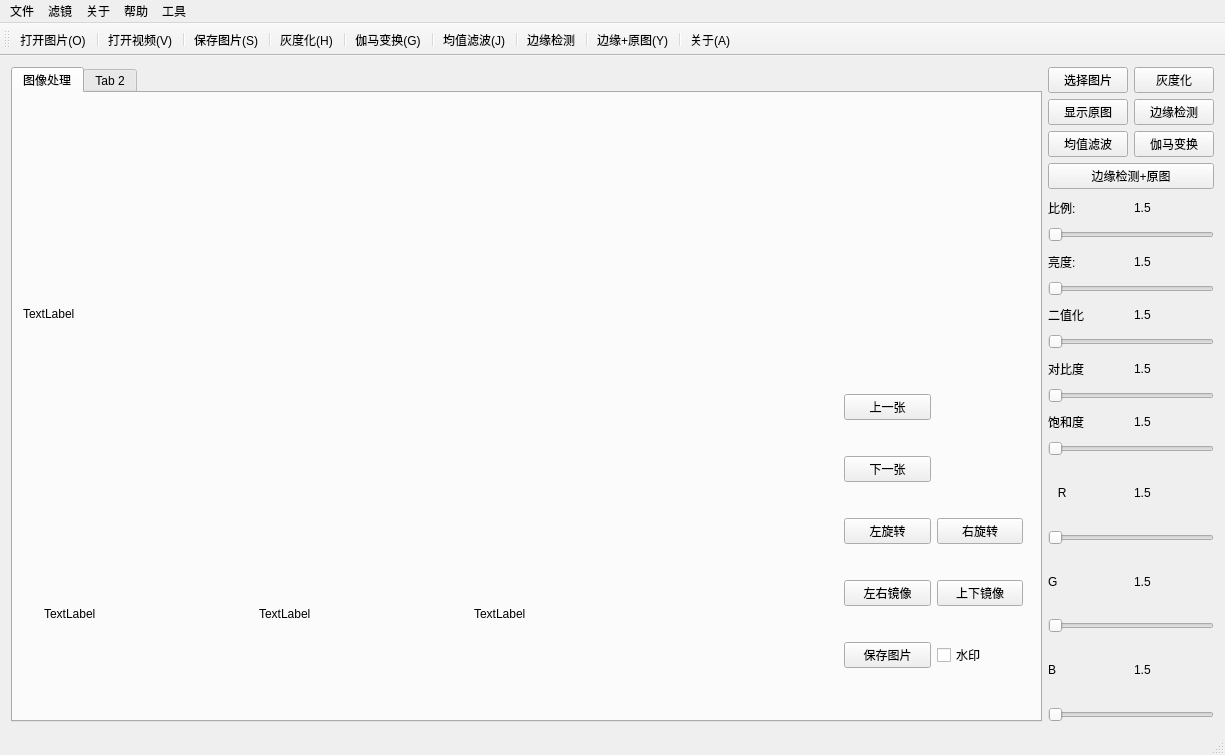
Mrsherlock1996/Qt5DigitalImageProcessing, file Qt5DigitalImageProcessing/Qt5DigitalImageProcessing.ui: the form before one commit.
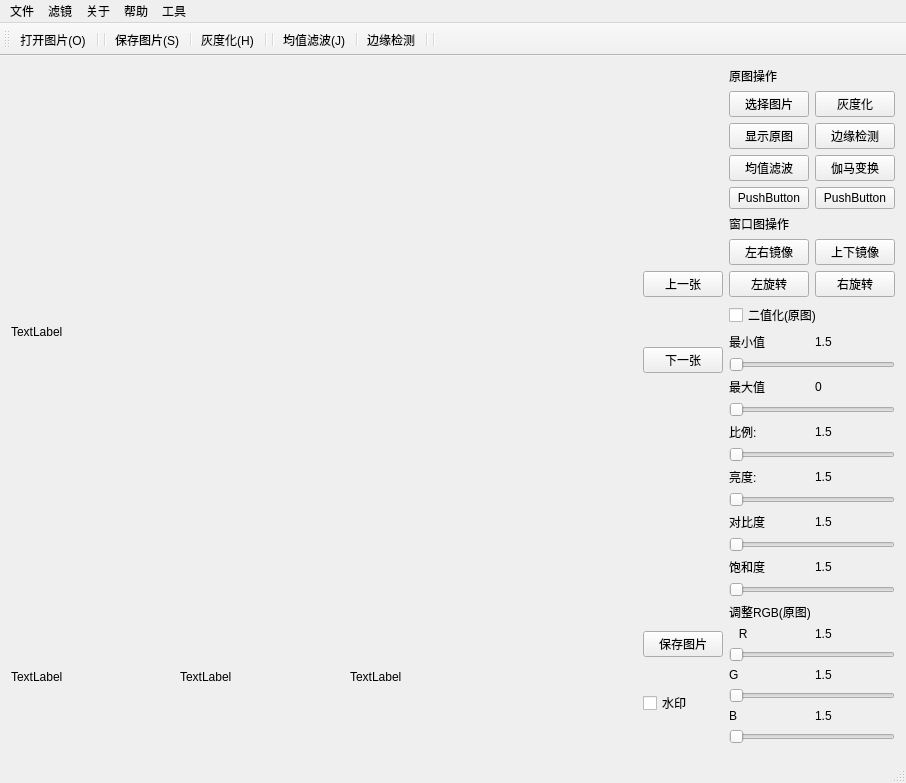
The form after the commit. Icons and pictures are not drawn.

Commit message: 已完成读取,保存上下张,左右旋转.镜像,水印,灰度化,边缘检测,均值滤波,二值化,亮度对比度,其中亮度对比度需要调整, 下一步:RGB值修改,饱和度

```diff
--- a/Qt5DigitalImageProcessing/Qt5DigitalImageProcessing.ui
+++ b/Qt5DigitalImageProcessing/Qt5DigitalImageProcessing.ui
@@ -6,8 +6,8 @@
    <rect>
     <x>0</x>
     <y>0</y>
-    <width>1225</width>
-    <height>755</height>
+    <width>906</width>
+    <height>705</height>
    </rect>
   </property>
   <property name="windowTitle">
@@ -15,370 +15,409 @@
   </property>
   <widget class="QWidget" name="centralWidget">
    <layout class="QGridLayout" name="gridLayout_5">
-    <item row="0" column="0" rowspan="3">
-     <widget class="QTabWidget" name="tabWidget">
-      <property name="currentIndex">
-       <number>0</number>
+    <item row="9" column="11">
+     <widget class="QPushButton" name="pushButtonNextImg">
+      <property name="text">
+       <string>下一张</string>
       </property>
-      <property name="usesScrollButtons">
-       <bool>true</bool>
-      </property>
-      <widget class="QWidget" name="TabImgProcess">
-       <attribute name="title">
-        <string>图像处理</string>
-       </attribute>
-       <widget class="QLabel" name="labelShow">
-        <property name="geometry">
-         <rect>
-          <x>10</x>
-          <y>10</y>
-          <width>731</width>
-          <height>421</height>
-         </rect>
-        </property>
-        <property name="toolTipDuration">
-         <number>0</number>
-        </property>
-        <property name="text">
-         <string>TextLabel</string>
-        </property>
-       </widget>
-       <widget class="QWidget" name="gridLayoutWidget_4">
-        <property name="geometry">
-         <rect>
-          <x>820</x>
-          <y>260</y>
-          <width>201</width>
-          <height>361</height>
-         </rect>
-        </property>
-        <layout class="QGridLayout" name="gridLayout_4">
-         <item row="5" column="1">
-          <widget class="QCheckBox" name="checkBoxWaterMark">
-           <property name="text">
-            <string>水印</string>
-           </property>
-          </widget>
-         </item>
-         <item row="2" column="0">
-          <widget class="QPushButton" name="pushButtonNextImg">
-           <property name="text">
-            <string>下一张</string>
-           </property>
-          </widget>
-         </item>
-         <item row="3" column="1">
-          <widget class="QPushButton" name="pushButtonTurnRight">
-           <property name="text">
-            <string>右旋转</string>
-           </property>
-          </widget>
-         </item>
-         <item row="4" column="1">
-          <widget class="QPushButton" name="pushButtonMirrorVertical">
-           <property name="text">
-            <string>上下镜像</string>
-           </property>
-          </widget>
-         </item>
-         <item row="5" column="0">
-          <widget class="QPushButton" name="pushButtonSaveImg">
-           <property name="text">
-            <string>保存图片</string>
-           </property>
-          </widget>
-         </item>
-         <item row="4" column="0">
-          <widget class="QPushButton" name="pushButtonMirrorHorizontal">
-           <property name="text">
-            <string>左右镜像</string>
-           </property>
-          </widget>
-         </item>
-         <item row="3" column="0">
-          <widget class="QPushButton" name="pushButtonTurnLeft">
-           <property name="text">
-            <string>左旋转</string>
-           </property>
-          </widget>
-         </item>
-         <item row="1" column="0">
-          <widget class="QPushButton" name="pushButtonPreImg">
-           <property name="text">
-            <string>上一张</string>
-           </property>
-          </widget>
-         </item>
-        </layout>
-       </widget>
-       <widget class="QWidget" name="horizontalLayoutWidget">
-        <property name="geometry">
-         <rect>
-          <x>20</x>
-          <y>440</y>
-          <width>661</width>
-          <height>161</height>
-         </rect>
-        </property>
-        <layout class="QHBoxLayout" name="horizontalLayout">
-         <item>
-          <widget class="QLabel" name="labelOther1">
-           <property name="text">
-            <string>TextLabel</string>
-           </property>
-          </widget>
-         </item>
-         <item>
-          <widget class="QLabel" name="labelOther2">
-           <property name="text">
-            <string>TextLabel</string>
-           </property>
-          </widget>
-         </item>
-         <item>
-          <widget class="QLabel" name="labelOther3">
-           <property name="text">
-            <string>TextLabel</string>
-           </property>
-          </widget>
-         </item>
-        </layout>
-       </widget>
-      </widget>
-      <widget class="QWidget" name="tab_2">
-       <attribute name="title">
-        <string>Tab 2</string>
-       </attribute>
-      </widget>
      </widget>
     </item>
-    <item row="0" column="1">
-     <layout class="QGridLayout" name="gridLayout">
-      <item row="3" column="1">
-       <widget class="QPushButton" name="pushButtonGamma">
-        <property name="text">
-         <string>伽马变换</string>
-        </property>
-       </widget>
-      </item>
-      <item row="3" column="0">
-       <widget class="QPushButton" name="pushButtonMeanFilter">
-        <property name="text">
-         <string>均值滤波</string>
-        </property>
-       </widget>
-      </item>
-      <item row="0" column="1">
-       <widget class="QPushButton" name="pushButtonCvtGray">
-        <property name="text">
-         <string>灰度化</string>
-        </property>
-       </widget>
-      </item>
-      <item row="2" column="1">
-       <widget class="QPushButton" name="pushButtonEdgeDetection">
-        <property name="text">
-         <string>边缘检测</string>
-        </property>
-       </widget>
-      </item>
-      <item row="0" column="0">
-       <widget class="QPushButton" name="pushButtonSelectImage">
-        <property name="text">
-         <string>选择图片</string>
-        </property>
-       </widget>
-      </item>
-      <item row="2" column="0">
-       <widget class="QPushButton" name="pushButtonShowOriginImg">
-        <property name="text">
-         <string>显示原图</string>
-        </property>
-       </widget>
-      </item>
-      <item row="4" column="0" colspan="2">
-       <widget class="QPushButton" name="pushButtonEdgeDetectAndOriImg">
-        <property name="text">
-         <string>边缘检测+原图</string>
-        </property>
-       </widget>
-      </item>
-     </layout>
+    <item row="3" column="11">
+     <layout class="QGridLayout" name="gridLayout_14"/>
     </item>
-    <item row="1" column="1">
-     <layout class="QGridLayout" name="gridLayout_2">
-      <item row="0" column="0">
-       <widget class="QLabel" name="labelScale">
-        <property name="text">
-         <string>比例:</string>
-        </property>
-       </widget>
-      </item>
-      <item row="8" column="0">
-       <widget class="QLabel" name="labelSaturation">
-        <property name="text">
-         <string>饱和度</string>
-        </property>
-       </widget>
-      </item>
-      <item row="2" column="0">
-       <widget class="QLabel" name="labelLuminance">
-        <property name="text">
-         <string>亮度:</string>
-        </property>
-       </widget>
-      </item>
-      <item row="8" column="1">
-       <widget class="QLabel" name="labelSaturationNum">
-        <property name="text">
-         <string>1.5</string>
-        </property>
-       </widget>
-      </item>
-      <item row="4" column="0">
-       <widget class="QLabel" name="labelThreshold">
-        <property name="text">
-         <string>二值化</string>
-        </property>
-       </widget>
-      </item>
-      <item row="6" column="0">
-       <widget class="QLabel" name="labelContrast">
-        <property name="text">
-         <string>对比度</string>
-        </property>
-       </widget>
-      </item>
-      <item row="7" column="0" colspan="2">
-       <widget class="QSlider" name="horizontalSliderScale_4">
-        <property name="orientation">
-         <enum>Qt::Horizontal</enum>
-        </property>
-       </widget>
-      </item>
-      <item row="6" column="1">
-       <widget class="QLabel" name="labelContrastNum">
-        <property name="text">
-         <string>1.5</string>
-        </property>
-       </widget>
-      </item>
-      <item row="0" column="1">
-       <widget class="QLabel" name="labelScaleNum">
-        <property name="text">
-         <string>1.5</string>
-        </property>
-       </widget>
-      </item>
-      <item row="4" column="1">
-       <widget class="QLabel" name="labelThresholdNum">
-        <property name="text">
-         <string>1.5</string>
-        </property>
-       </widget>
-      </item>
-      <item row="3" column="0" colspan="2">
-       <widget class="QSlider" name="horizontalSliderScale_2">
-        <property name="orientation">
-         <enum>Qt::Horizontal</enum>
-        </property>
-       </widget>
-      </item>
-      <item row="5" column="0" colspan="2">
-       <widget class="QSlider" name="horizontalSliderScale_3">
-        <property name="orientation">
-         <enum>Qt::Horizontal</enum>
-        </property>
-       </widget>
-      </item>
-      <item row="1" column="0" colspan="2">
-       <widget class="QSlider" name="horizontalSliderScale">
-        <property name="orientation">
-         <enum>Qt::Horizontal</enum>
-        </property>
-       </widget>
-      </item>
-      <item row="9" column="0" colspan="2">
-       <widget class="QSlider" name="horizontalSliderScale_5">
-        <property name="orientation">
-         <enum>Qt::Horizontal</enum>
-        </property>
-       </widget>
-      </item>
-      <item row="2" column="1">
-       <widget class="QLabel" name="labelLuminance_2">
-        <property name="text">
-         <string>1.5</string>
-        </property>
-       </widget>
-      </item>
-     </layout>
+    <item row="4" column="11">
+     <layout class="QHBoxLayout" name="horizontalLayout_2"/>
     </item>
-    <item row="2" column="1">
+    <item row="11" column="12">
      <layout class="QGridLayout" name="gridLayout_3">
-      <item row="2" column="0">
+      <item row="3" column="0">
        <widget class="QLabel" name="labelColorG">
         <property name="text">
          <string>G</string>
         </property>
        </widget>
       </item>
-      <item row="5" column="0" colspan="2">
-       <widget class="QSlider" name="horizontalSliderScale_8">
-        <property name="orientation">
-         <enum>Qt::Horizontal</enum>
-        </property>
-       </widget>
-      </item>
-      <item row="1" column="0" colspan="2">
-       <widget class="QSlider" name="horizontalSliderScale_6">
-        <property name="orientation">
-         <enum>Qt::Horizontal</enum>
-        </property>
-       </widget>
-      </item>
-      <item row="2" column="1">
-       <widget class="QLabel" name="labelColorGNum">
-        <property name="text">
-         <string>1.5</string>
-        </property>
-       </widget>
-      </item>
-      <item row="3" column="0" colspan="2">
-       <widget class="QSlider" name="horizontalSliderScale_7">
-        <property name="orientation">
-         <enum>Qt::Horizontal</enum>
-        </property>
-       </widget>
-      </item>
-      <item row="4" column="0">
+      <item row="5" column="0">
        <widget class="QLabel" name="labelColorB">
         <property name="text">
          <string>B</string>
         </property>
        </widget>
       </item>
-      <item row="0" column="0">
+      <item row="1" column="0">
        <widget class="QLabel" name="labelColorR">
         <property name="text">
          <string>   R       </string>
         </property>
        </widget>
       </item>
-      <item row="4" column="1">
-       <widget class="QLabel" name="labelColorBNum">
-        <property name="text">
-         <string>1.5</string>
+      <item row="2" column="0" colspan="2">
+       <widget class="QSlider" name="horizontalSliderScale_6">
+        <property name="orientation">
+         <enum>Qt::Horizontal</enum>
         </property>
        </widget>
       </item>
-      <item row="0" column="1">
+      <item row="4" column="0" colspan="2">
+       <widget class="QSlider" name="horizontalSliderScale_7">
+        <property name="orientation">
+         <enum>Qt::Horizontal</enum>
+        </property>
+       </widget>
+      </item>
+      <item row="1" column="1">
        <widget class="QLabel" name="labelColorRNum">
         <property name="text">
          <string>1.5</string>
         </property>
        </widget>
       </item>
+      <item row="3" column="1">
+       <widget class="QLabel" name="labelColorGNum">
+        <property name="text">
+         <string>1.5</string>
+        </property>
+       </widget>
+      </item>
+      <item row="5" column="1">
+       <widget class="QLabel" name="labelColorBNum">
+        <property name="text">
+         <string>1.5</string>
+        </property>
+       </widget>
+      </item>
+      <item row="6" column="0" colspan="2">
+       <widget class="QSlider" name="horizontalSliderScale_8">
+        <property name="orientation">
+         <enum>Qt::Horizontal</enum>
+        </property>
+       </widget>
+      </item>
+      <item row="0" column="0" colspan="2">
+       <widget class="QLabel" name="label_3">
+        <property name="text">
+         <string>调整RGB(原图)</string>
+        </property>
+       </widget>
+      </item>
+     </layout>
+    </item>
+    <item row="11" column="10">
+     <layout class="QGridLayout" name="gridLayout_9"/>
+    </item>
+    <item row="11" column="9">
+     <layout class="QGridLayout" name="gridLayout_7"/>
+    </item>
+    <item row="10" column="12">
+     <layout class="QGridLayout" name="gridLayout_2">
+      <item row="0" column="0">
+       <widget class="QLabel" name="labelScale">
+        <property name="text">
+         <string>比例:</string>
+        </property>
+       </widget>
+      </item>
+      <item row="2" column="1">
+       <widget class="QLabel" name="labelLuminanceNum">
+        <property name="text">
+         <string>1.5</string>
+        </property>
+       </widget>
+      </item>
+      <item row="5" column="0">
+       <widget class="QLabel" name="labelContrast">
+        <property name="text">
+         <string>对比度</string>
+        </property>
+       </widget>
+      </item>
+      <item row="5" column="1">
+       <widget class="QLabel" name="labelContrastNum">
+        <property name="text">
+         <string>1.5</string>
+        </property>
+       </widget>
+      </item>
+      <item row="8" column="0" colspan="2">
+       <widget class="QSlider" name="horizontalSliderSaturation">
+        <property name="orientation">
+         <enum>Qt::Horizontal</enum>
+        </property>
+       </widget>
+      </item>
+      <item row="0" column="1">
+       <widget class="QLabel" name="labelScaleNum">
+        <property name="text">
+         <string>1.5</string>
+        </property>
+       </widget>
+      </item>
+      <item row="2" column="0">
+       <widget class="QLabel" name="labelLuminance">
+        <property name="text">
+         <string>亮度:</string>
+        </property>
+       </widget>
+      </item>
+      <item row="7" column="0">
+       <widget class="QLabel" name="labelSaturation">
+        <property name="text">
+         <string>饱和度</string>
+        </property>
+       </widget>
+      </item>
+      <item row="3" column="0" colspan="2">
+       <widget class="QSlider" name="horizontalSliderLuminance">
+        <property name="orientation">
+         <enum>Qt::Horizontal</enum>
+        </property>
+       </widget>
+      </item>
+      <item row="6" column="0" colspan="2">
+       <widget class="QSlider" name="horizontalSliderContrast">
+        <property name="orientation">
+         <enum>Qt::Horizontal</enum>
+        </property>
+       </widget>
+      </item>
+      <item row="7" column="1">
+       <widget class="QLabel" name="labelSaturationNum">
+        <property name="text">
+         <string>1.5</string>
+        </property>
+       </widget>
+      </item>
+      <item row="1" column="0" colspan="2">
+       <widget class="QSlider" name="horizontalSliderScale">
+        <property name="orientation">
+         <enum>Qt::Horizontal</enum>
+        </property>
+       </widget>
+      </item>
+     </layout>
+    </item>
+    <item row="10" column="11">
+     <layout class="QGridLayout" name="gridLayout_6"/>
+    </item>
+    <item row="11" column="11">
+     <layout class="QGridLayout" name="gridLayout_10">
+      <item row="2" column="1">
+       <widget class="QPushButton" name="pushButtonSaveImg">
+        <property name="text">
+         <string>保存图片</string>
+        </property>
+       </widget>
+      </item>
+      <item row="3" column="1">
+       <widget class="QCheckBox" name="checkBoxWaterMark">
+        <property name="text">
+         <string>水印</string>
+        </property>
+       </widget>
+      </item>
+     </layout>
+    </item>
+    <item row="0" column="0" rowspan="11" colspan="11">
+     <widget class="QLabel" name="labelShow">
+      <property name="toolTipDuration">
+       <number>0</number>
+      </property>
+      <property name="text">
+       <string>TextLabel</string>
+      </property>
+     </widget>
+    </item>
+    <item row="2" column="11">
+     <layout class="QGridLayout" name="gridLayout_12"/>
+    </item>
+    <item row="9" column="12">
+     <layout class="QGridLayout" name="gridLayout_11">
+      <item row="4" column="0" colspan="2">
+       <widget class="QSlider" name="horizontalSliderThrMax">
+        <property name="orientation">
+         <enum>Qt::Horizontal</enum>
+        </property>
+       </widget>
+      </item>
+      <item row="1" column="1">
+       <widget class="QLabel" name="labelThreshMinNum">
+        <property name="text">
+         <string>1.5</string>
+        </property>
+       </widget>
+      </item>
+      <item row="1" column="0">
+       <widget class="QLabel" name="labelThreshMin">
+        <property name="text">
+         <string>最小值</string>
+        </property>
+       </widget>
+      </item>
+      <item row="3" column="1">
+       <widget class="QLabel" name="labelThreshMaxNum">
+        <property name="text">
+         <string>0</string>
+        </property>
+       </widget>
+      </item>
+      <item row="2" column="0" colspan="2">
+       <widget class="QSlider" name="horizontalSliderThrMin">
+        <property name="orientation">
+         <enum>Qt::Horizontal</enum>
+        </property>
+       </widget>
+      </item>
+      <item row="3" column="0">
+       <widget class="QLabel" name="labelThreshMax">
+        <property name="text">
+         <string>最大值</string>
+        </property>
+       </widget>
+      </item>
+      <item row="0" column="0" colspan="2">
+       <widget class="QCheckBox" name="checkBoxThreshold">
+        <property name="text">
+         <string>二值化(原图)</string>
+        </property>
+       </widget>
+      </item>
+     </layout>
+    </item>
+    <item row="11" column="0" rowspan="2" colspan="9">
+     <layout class="QHBoxLayout" name="horizontalLayout">
+      <item>
+       <widget class="QLabel" name="labelOther1">
+        <property name="text">
+         <string>TextLabel</string>
+        </property>
+       </widget>
+      </item>
+      <item>
+       <widget class="QLabel" name="labelOther2">
+        <property name="text">
+         <string>TextLabel</string>
+        </property>
+       </widget>
+      </item>
+      <item>
+       <widget class="QLabel" name="labelOther3">
+        <property name="text">
+         <string>TextLabel</string>
+        </property>
+       </widget>
+      </item>
+     </layout>
+    </item>
+    <item row="6" column="11">
+     <layout class="QHBoxLayout" name="horizontalLayout_3"/>
+    </item>
+    <item row="8" column="11">
+     <widget class="QPushButton" name="pushButtonPreImg">
+      <property name="text">
+       <string>上一张</string>
+      </property>
+     </widget>
+    </item>
+    <item row="0" column="12" rowspan="9">
+     <layout class="QGridLayout" name="gridLayout">
+      <item row="1" column="0">
+       <widget class="QPushButton" name="pushButtonSelectImage">
+        <property name="text">
+         <string>选择图片</string>
+        </property>
+       </widget>
+      </item>
+      <item row="8" column="1">
+       <widget class="QPushButton" name="pushButtonTurnRight">
+        <property name="text">
+         <string>右旋转</string>
+        </property>
+       </widget>
+      </item>
+      <item row="6" column="0" colspan="2">
+       <widget class="QLabel" name="label_2">
+        <property name="text">
+         <string>窗口图操作</string>
+        </property>
+       </widget>
+      </item>
+      <item row="8" column="0">
+       <widget class="QPushButton" name="pushButtonTurnLeft">
+        <property name="text">
+         <string>左旋转</string>
+        </property>
+       </widget>
+      </item>
+      <item row="1" column="1">
+       <widget class="QPushButton" name="pushButtonCvtGray">
+        <property name="text">
+         <string>灰度化</string>
+        </property>
+       </widget>
+      </item>
+      <item row="0" column="0" colspan="2">
+       <widget class="QLabel" name="label">
+        <property name="text">
+         <string>原图操作</string>
+        </property>
+       </widget>
+      </item>
+      <item row="3" column="1">
+       <widget class="QPushButton" name="pushButtonEdgeDetection">
+        <property name="text">
+         <string>边缘检测</string>
+        </property>
+       </widget>
+      </item>
+      <item row="3" column="0">
+       <widget class="QPushButton" name="pushButtonShowOriginImg">
+        <property name="text">
+         <string>显示原图</string>
+        </property>
+       </widget>
+      </item>
+      <item row="7" column="0">
+       <widget class="QPushButton" name="pushButtonMirrorHorizontal">
+        <property name="text">
+         <string>左右镜像</string>
+        </property>
+       </widget>
+      </item>
+      <item row="4" column="1">
+       <widget class="QPushButton" name="pushButtonGamma">
+        <property name="text">
+         <string>伽马变换</string>
+        </property>
+       </widget>
+      </item>
+      <item row="7" column="1">
+       <widget class="QPushButton" name="pushButtonMirrorVertical">
+        <property name="text">
+         <string>上下镜像</string>
+        </property>
+       </widget>
+      </item>
+      <item row="4" column="0">
+       <widget class="QPushButton" name="pushButtonMeanFilter">
+        <property name="text">
+         <string>均值滤波</string>
+        </property>
+       </widget>
+      </item>
+      <item row="5" column="0">
+       <widget class="QPushButton" name="pushButton">
+        <property name="text">
+         <string>PushButton</string>
+        </property>
+       </widget>
+      </item>
+      <item row="5" column="1">
+       <widget class="QPushButton" name="pushButton_2">
+        <property name="text">
+         <string>PushButton</string>
+        </property>
+       </widget>
+      </item>
      </layout>
     </item>
    </layout>
@@ -388,7 +427,7 @@
     <rect>
      <x>0</x>
      <y>0</y>
-     <width>1225</width>
+     <width>906</width>
      <height>22</height>
     </rect>
    </property>
@@ -451,21 +490,17 @@
    </attribute>
    <addaction name="actionOpen"/>
    <addaction name="separator"/>
-   <addaction name="actionVideo"/>
    <addaction name="separator"/>
    <addaction name="actionSave"/>
    <addaction name="separator"/>
    <addaction name="actionCvtGray"/>
    <addaction name="separator"/>
-   <addaction name="actionGamma"/>
    <addaction name="separator"/>
    <addaction name="actionMeanFilter"/>
    <addaction name="separator"/>
    <addaction name="actionEdgeDetect"/>
    <addaction name="separator"/>
-   <addaction name="actionGammaAndOriImg"/>
    <addaction name="separator"/>
-   <addaction name="actionAbout"/>
   </widget>
   <action name="actionNew">
    <property name="icon">
```
Left out of the diff: 138 changed lines with no effect on the pictures. The commit also changes 5 other files.
